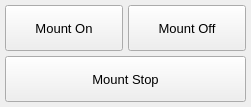
Qt form src_add/widgets/bigPopup.ui (mworion/MountWizzard4) before a commit.
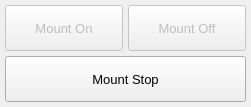
The same form after that commit.

The edit to the form file:
```diff
--- a/src_add/widgets/bigPopup.ui
+++ b/src_add/widgets/bigPopup.ui
@@ -75,6 +75,9 @@
      </property>
      <item>
       <widget class="QPushButton" name="mountOn">
+       <property name="enabled">
+        <bool>false</bool>
+       </property>
        <property name="sizePolicy">
         <sizepolicy hsizetype="Expanding" vsizetype="Expanding">
          <horstretch>0</horstretch>
@@ -88,6 +91,9 @@
      </item>
      <item>
       <widget class="QPushButton" name="mountOff">
+       <property name="enabled">
+        <bool>false</bool>
+       </property>
        <property name="sizePolicy">
         <sizepolicy hsizetype="Expanding" vsizetype="Expanding">
          <horstretch>0</horstretch>
```
